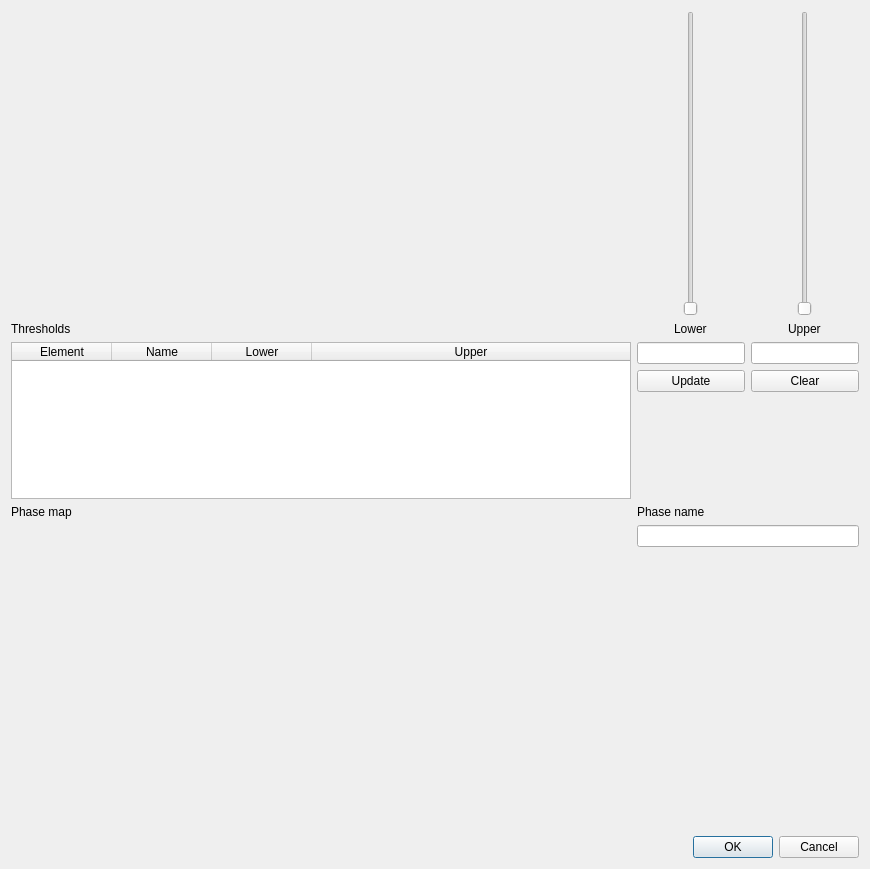
This is src/resources/ui_new_phase_filtered_dialog.ui in ianthomas23/QACD-quack as Qt 5 draws it before an edit. The edited form follows.
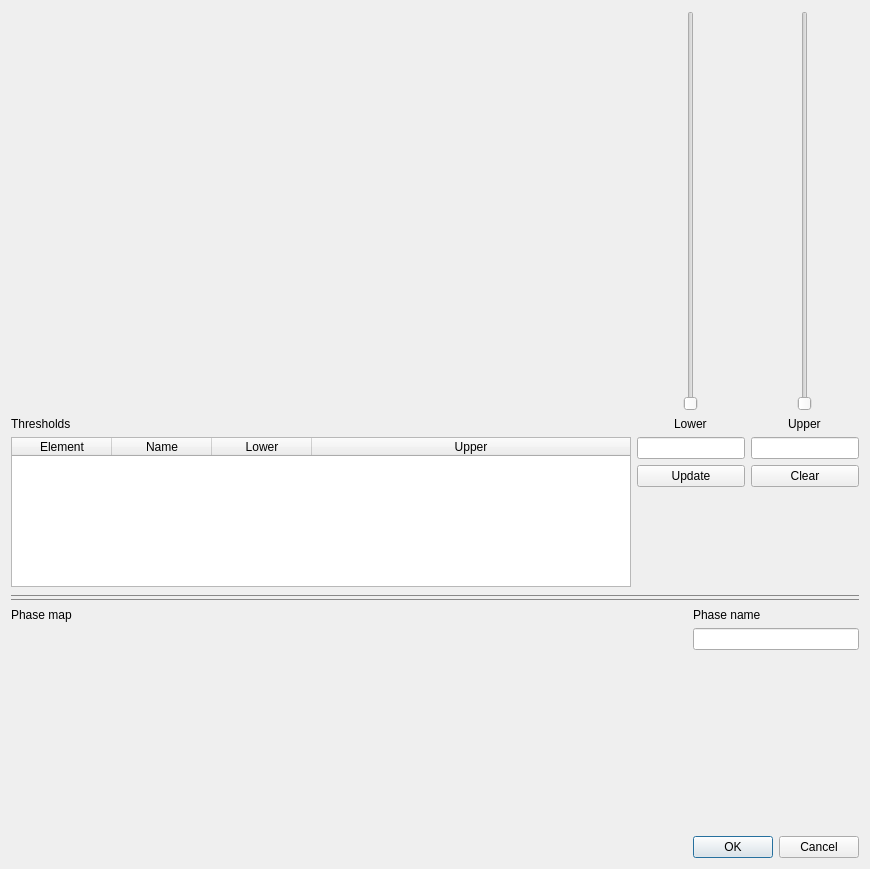
This is the edited form. Custom widgets are drawn as their Qt base class.

Commit message: Add vertical splitter in new phase filtered dialog

```diff
--- a/src/resources/ui_new_phase_filtered_dialog.ui
+++ b/src/resources/ui_new_phase_filtered_dialog.ui
@@ -13,13 +13,33 @@
   <property name="windowTitle">
    <string>Create new phase map by thresholding filtered element maps</string>
   </property>
-  <layout class="QGridLayout" name="gridLayout" columnstretch="0,0,0">
+  <layout class="QVBoxLayout" name="vlayout">
+   <item>
+    <widget class="QSplitter" name="splitter">
+     <property name="styleSheet">
+      <string notr="true">QSplitter::handle {
+        border-top: 1px solid #888;
+        border-bottom: 1px solid #888;
+        margin: 8px 0;}
+      </string>
+     </property>
+     <property name="orientation">
+      <enum>Qt::Vertical</enum>
+     </property>
+     <property name="handleWidth">
+      <number>3</number>
+     </property>
+     <property name="childrenCollapsible">
+      <bool>false</bool>
+     </property>
+     <widget class="QWidget" name="gridLayoutWidgetTop">
+      <layout class="QGridLayout" name="gridLayoutTop" rowstretch="1,0,0,0,0" columnstretch="1,0,0">
    <item row="0" column="0">
     <widget class="MatplotlibWidget" name="elementMatplotlibWidget" native="true">
      <property name="sizePolicy">
-      <sizepolicy hsizetype="Expanding" vsizetype="Preferred">
-       <horstretch>1</horstretch>
-       <verstretch>3</verstretch>
+          <sizepolicy hsizetype="Expanding" vsizetype="Expanding">
+           <horstretch>0</horstretch>
+           <verstretch>0</verstretch>
       </sizepolicy>
      </property>
      <property name="minimumSize">
@@ -32,9 +52,6 @@
    </item>
    <item row="0" column="1" alignment="Qt::AlignHCenter">
     <widget class="QSlider" name="lowerSlider">
-     <property name="styleSheet">
-      <string notr="true"/>
-     </property>
      <property name="singleStep">
       <number>10</number>
      </property>
@@ -44,15 +61,6 @@
      <property name="orientation">
       <enum>Qt::Vertical</enum>
      </property>
-     <property name="invertedAppearance">
-      <bool>false</bool>
-     </property>
-     <property name="tickPosition">
-      <enum>QSlider::NoTicks</enum>
-     </property>
-     <property name="tickInterval">
-      <number>100</number>
-     </property>
     </widget>
    </item>
    <item row="0" column="2" alignment="Qt::AlignHCenter">
@@ -93,10 +101,22 @@
     <widget class="QTableWidget" name="elementTable">
      <property name="sizePolicy">
       <sizepolicy hsizetype="Expanding" vsizetype="Expanding">
-       <horstretch>1</horstretch>
-       <verstretch>1</verstretch>
-      </sizepolicy>
-     </property>
+           <horstretch>0</horstretch>
+           <verstretch>0</verstretch>
+          </sizepolicy>
+         </property>
+         <property name="minimumSize">
+          <size>
+           <width>0</width>
+           <height>150</height>
+          </size>
+         </property>
+         <property name="maximumSize">
+          <size>
+           <width>16777215</width>
+           <height>150</height>
+          </size>
+         </property>
      <property name="selectionMode">
       <enum>QAbstractItemView::SingleSelection</enum>
      </property>
@@ -195,36 +215,40 @@
      </property>
     </widget>
    </item>
-   <item row="5" column="0">
+      </layout>
+     </widget>
+     <widget class="QWidget" name="gridLayoutWidgetBottom">
+      <layout class="QGridLayout" name="gridLayoutBottom" rowstretch="0,1,0" columnstretch="1,0">
+       <item row="0" column="0">
     <widget class="QLabel" name="label_5">
      <property name="text">
       <string>Phase map</string>
      </property>
     </widget>
    </item>
-   <item row="5" column="1" colspan="2">
+       <item row="0" column="1">
     <widget class="QLabel" name="label_4">
      <property name="text">
       <string>Phase name</string>
      </property>
     </widget>
    </item>
-   <item row="6" column="1" colspan="2" alignment="Qt::AlignTop">
+       <item row="1" column="1" alignment="Qt::AlignTop">
     <widget class="QLineEdit" name="nameEdit">
      <property name="sizePolicy">
-      <sizepolicy hsizetype="Minimum" vsizetype="Fixed">
+          <sizepolicy hsizetype="Expanding" vsizetype="Fixed">
        <horstretch>0</horstretch>
        <verstretch>0</verstretch>
       </sizepolicy>
      </property>
     </widget>
    </item>
-   <item row="6" column="0">
+       <item row="1" column="0" rowspan="2">
     <widget class="MatplotlibWidget" name="phaseMatplotlibWidget" native="true">
      <property name="sizePolicy">
       <sizepolicy hsizetype="Preferred" vsizetype="Preferred">
-       <horstretch>1</horstretch>
-       <verstretch>3</verstretch>
+           <horstretch>0</horstretch>
+           <verstretch>0</verstretch>
       </sizepolicy>
      </property>
      <property name="minimumSize">
@@ -235,7 +259,7 @@
      </property>
     </widget>
    </item>
-   <item row="7" column="0" colspan="3">
+       <item row="2" column="1">
     <widget class="QDialogButtonBox" name="buttonBox">
      <property name="orientation">
       <enum>Qt::Horizontal</enum>
@@ -243,6 +267,10 @@
      <property name="standardButtons">
       <set>QDialogButtonBox::Cancel|QDialogButtonBox::Ok</set>
      </property>
+        </widget>
+       </item>
+      </layout>
+     </widget>
     </widget>
    </item>
   </layout>
```
Lines whose indentation alone changed are shown as unchanged. The commit also changes 2 other files.
